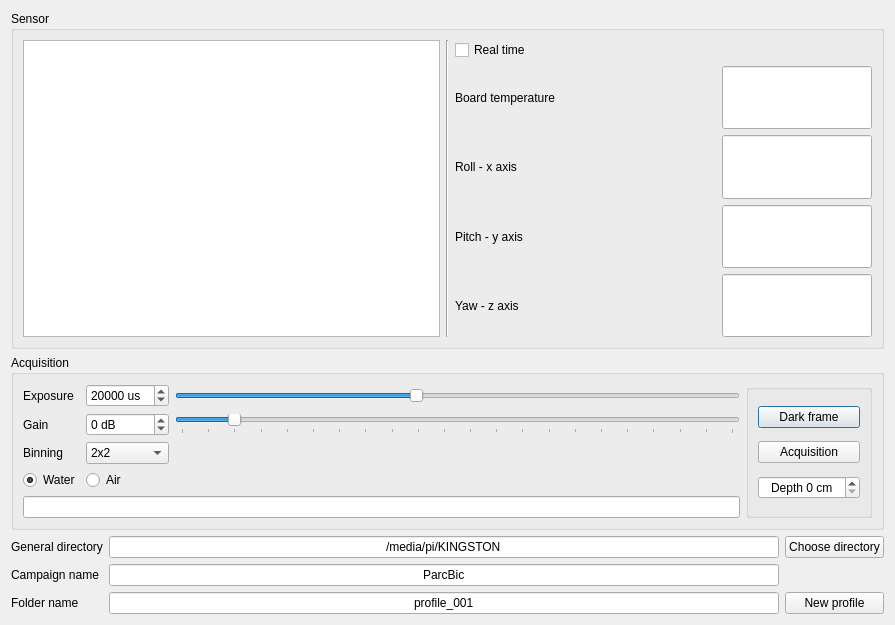
Qt form spectral_radiance.ui (RaphaelLarouche/radiance_endoscope_v3) before a commit.
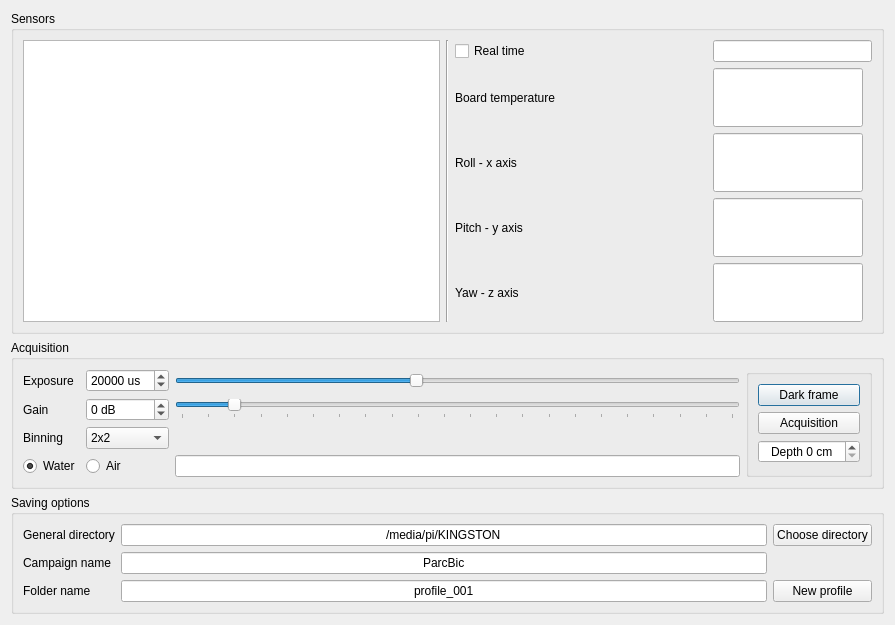
The same form after that commit. Custom widgets are drawn as their Qt base class.

Diff of the .ui file:
```diff
--- a/spectral_radiance.ui
+++ b/spectral_radiance.ui
@@ -29,7 +29,7 @@
          <item>
           <widget class="QGroupBox" name="sensorInfo">
            <property name="title">
-            <string>Sensor </string>
+            <string>Sensors</string>
            </property>
            <layout class="QHBoxLayout" name="horizontalLayout_5">
             <item>
@@ -179,6 +179,19 @@
                 </property>
                </widget>
               </item>
+              <item row="0" column="1">
+               <widget class="QLineEdit" name="saturation">
+                <property name="maximumSize">
+                 <size>
+                  <width>159</width>
+                  <height>100</height>
+                 </size>
+                </property>
+                <property name="readOnly">
+                 <bool>true</bool>
+                </property>
+               </widget>
+              </item>
              </layout>
             </item>
            </layout>
@@ -330,7 +343,15 @@
                </widget>
               </item>
               <item row="3" column="2">
-               <layout class="QHBoxLayout" name="horizontalLayout_8"/>
+               <layout class="QHBoxLayout" name="horizontalLayout_8">
+                <item>
+                 <widget class="QLineEdit" name="errorlog">
+                  <property name="readOnly">
+                   <bool>true</bool>
+                  </property>
+                 </widget>
+                </item>
+               </layout>
               </item>
               <item row="3" column="0">
                <widget class="QRadioButton" name="water">
@@ -351,9 +372,6 @@
               </item>
              </layout>
             </item>
-            <item>
-             <widget class="QLineEdit" name="errorlog"/>
-            </item>
            </layout>
           </item>
           <item>
@@ -410,6 +428,10 @@
       </layout>
      </item>
      <item>
+      <widget class="QGroupBox" name="savingOption">
+       <property name="title">
+        <string>Saving options</string>
+       </property>
       <layout class="QGridLayout" name="gridLayout_4">
        <item row="2" column="2">
         <widget class="QPushButton" name="newProfileButton">
@@ -483,6 +505,7 @@
         </widget>
        </item>
       </layout>
+      </widget>
      </item>
     </layout>
    </item>
```
Lines whose indentation alone changed are shown as unchanged.
